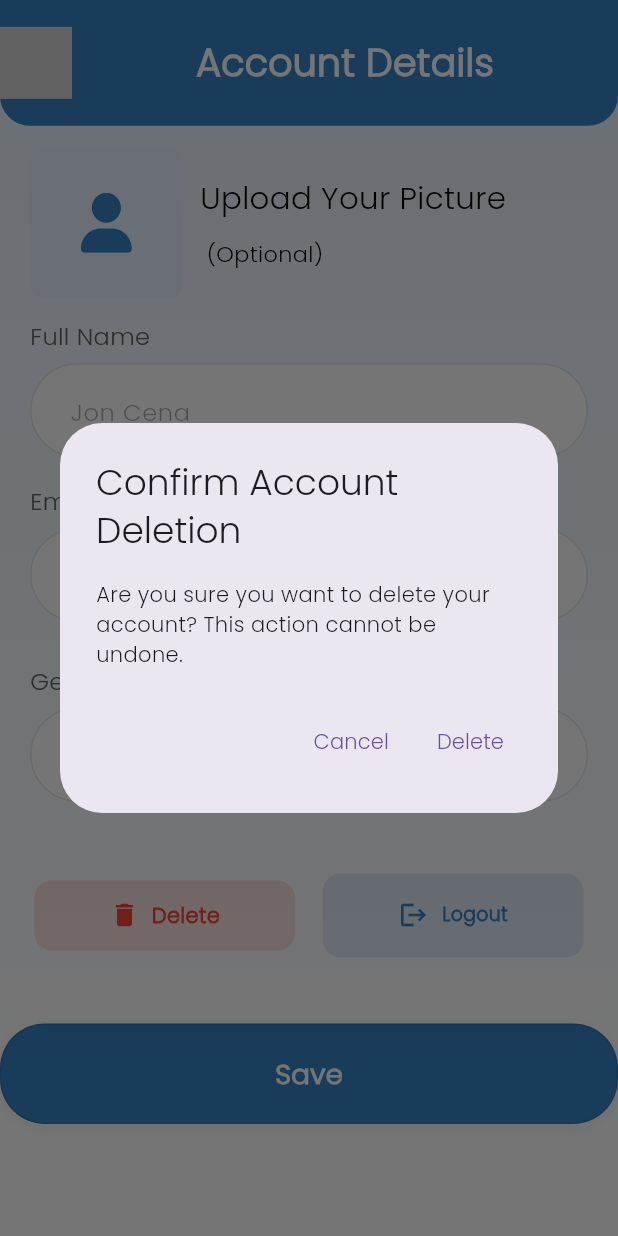
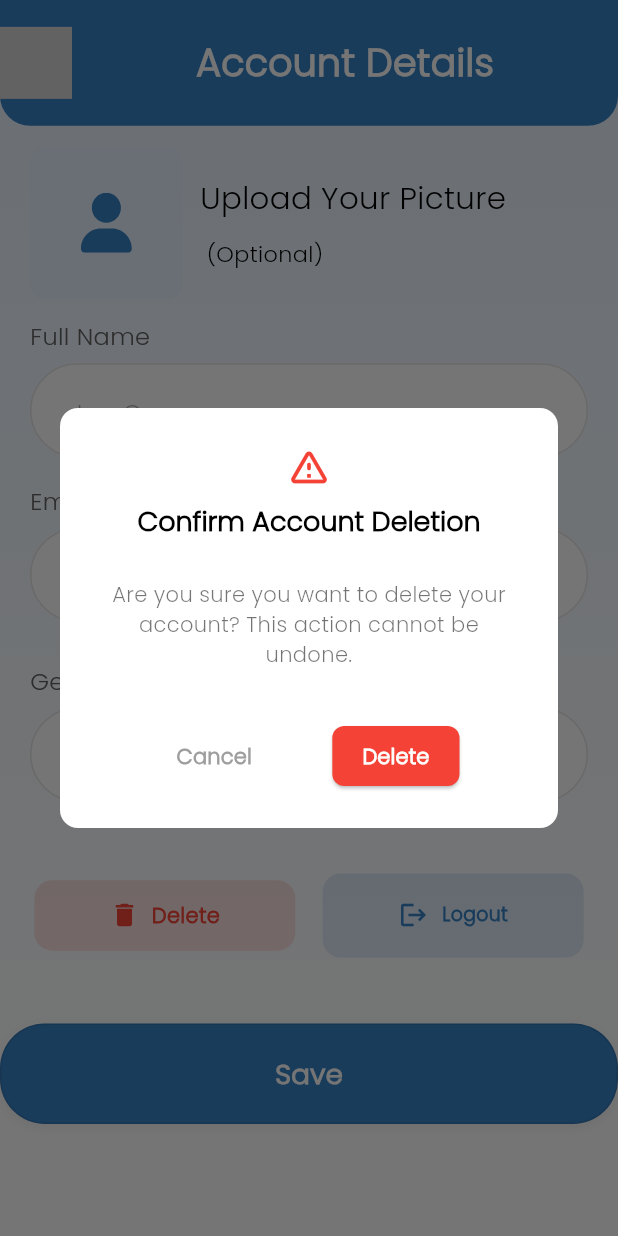
Before and after one commit to Hammasahmed1003/reclaim, a Flutter app: the EditProfile screen opened by its route, after a tap on "Delete", on a phone screen of 412 x 824 dp. Run offline on Flutter 3.47's test engine with Material 3 defaults, Android fonts, the phone set to English and light mode, and no system bars; our stand-ins replace device_info_plus, dio, flutter_otp_text_field, flutter_screenutil, flutter_spinkit, flutter_staggered_animations and 7 more; missing offline and left inert: animated, tutorial_coach_mark; accounts and stored records are empty; project files that could hold a hidden picture were left out.

Commit message:
all good

```diff
--- a/lib/MVC/Controllers/AuthControllers/ProfileSetupController/SurveryController.dart
+++ b/lib/MVC/Controllers/AuthControllers/ProfileSetupController/SurveryController.dart
@@ -368,7 +368,8 @@ class SurveyController extends GetxController {
 
       if (data["error"] == false && data["data"]?["welcome_message"] != null) {
         welcomeMessage.value = data["data"]["welcome_message"];
-        Get.toNamed(GetRouteNames.InAppPurchasesScreen);
+        // Get.toNamed(GetRouteNames.InAppPurchasesScreen);
+        Get.toNamed(GetRouteNames.LoginRoute);
       } else {
         Get.snackbar("Error", data["message"] ?? "Profile creation failed",
             backgroundColor: Reclaimcolors.Red,
--- a/lib/MVC/Controllers/ComunityControllers/AddCommunityController.dart
+++ b/lib/MVC/Controllers/ComunityControllers/AddCommunityController.dart
@@ -31,12 +31,10 @@
 
 import 'dart:io';
 import 'package:flutter/material.dart';
-import 'package:flutter_svg/flutter_svg.dart';
 import 'package:get/get.dart';
 import 'package:image_picker/image_picker.dart';
 import 'package:permission_handler/permission_handler.dart';
 import 'package:reclaim/appConstants/ReclaimColors.dart';
-import 'package:reclaim/appServices/ApiServices.dart';
 import 'package:dio/dio.dart' as _dio;
 import 'package:reclaim/appServices/SharedPrefService.dart';
 
@@ -106,8 +104,6 @@ class AddCommunityController extends GetxController {
         return;
       }
 
-      final dio = _dio.Dio();
-
       final headers = {
         'Accept': 'application/json',
         'Authorization': 'Bearer $token',
@@ -121,6 +117,8 @@ class AddCommunityController extends GetxController {
             filename: imageFile.path.split('/').last,
           ),
       });
+
+      final dio = _dio.Dio();
 
       final response = await dio.request(
         'https://reclaim.hboxdigital.website/api/create',
--- a/lib/MVC/Controllers/EditProfileController/EditProfileController.dart
+++ b/lib/MVC/Controllers/EditProfileController/EditProfileController.dart
@@ -222,7 +222,8 @@ class Editprofilecontroller extends GetxController {
         await SharedPrefService.clearAll(); // Clear shared preferences
 
         Get.snackbar("Success", "Your account has been deleted.");
-        Get.offAllNamed('/login'); // Redirect to login screen
+        Get.toNamed(GetRouteNames.LoginRoute);
+        // Get.offAllNamed('/login'); // Redirect to login screen
       } else {
         Get.snackbar(
             "Error", response?.data['message'] ?? "Failed to delete account.");
--- a/lib/MVC/Models/postDetailModel.dart
+++ b/lib/MVC/Models/postDetailModel.dart
@@ -41,15 +41,18 @@ class PostDetailModel {
 class UserModel {
   final int id;
   final String avatar;
+  final String name;
 
   UserModel({
     required this.id,
     required this.avatar,
+    required this.name
   });
 
   factory UserModel.fromJson(Map<String, dynamic> json) {
     return UserModel(
       id: json['id'],
+      name: json["name"],
       avatar: json['avatar'],
     );
   }
--- a/lib/MVC/Views/AuthScreen/ProfileSetup.dart
+++ b/lib/MVC/Views/AuthScreen/ProfileSetup.dart
@@ -82,7 +82,8 @@ class Profilesetup extends StatelessWidget {
                           ),
                           child:
                               profilesetupcontroller.selectedImage.value == null
-                                  ? Center(
+                                  ?
+                                  Center(
                                       child: SvgPicture.asset(
                                         ReclaimIcon.userIcon,
                                         color: Reclaimcolors.BasicBlue,
--- a/lib/MVC/Views/AuthScreen/SignUpScreen.dart
+++ b/lib/MVC/Views/AuthScreen/SignUpScreen.dart
@@ -130,7 +130,7 @@ class Signupscreen extends StatelessWidget {
                   hintText: "*******",
                   isPassword: true,
                   hintColor: Reclaimcolors.BasicBlack.withOpacity(0.35),
-                  controller: signupcontroller.passwordController,
+                  controller: signupcontroller.ConfirmPasswordController,
                 ),
                 SizedBox(
                   height: 30.sp,
--- a/lib/MVC/Views/EditProfile/EditProfile.dart
+++ b/lib/MVC/Views/EditProfile/EditProfile.dart
@@ -72,7 +72,7 @@ class EditProfile extends StatelessWidget {
                           // Delete Account Button
                           Expanded(
                             child: Obx(() {
-                              if (controller.isLoading.value) {
+                              if (controller.isDeleteLoading.value) {
                                 return const Center(
                                   child:
                                       CircularProgressIndicator(), // Show loader when deleting
@@ -466,29 +466,114 @@ class EditProfile extends StatelessWidget {
   }
 }
 
+// Future<bool?> _showDeleteConfirmationDialog(BuildContext context) {
+//   return showDialog<bool>(
+//     context: context,
+//     barrierDismissible: false, // User has to confirm
+//     builder: (context) {
+//       return AlertDialog(
+//         title: const Text('Confirm Account Deletion'),
+//         content: const Text(
+//           'Are you sure you want to delete your account? This action cannot be undone.',
+//           style: TextStyle(fontSize: 14),
+//         ),
+//         actions: <Widget>[
+//           TextButton(
+//             child: const Text('Cancel'),
+//             onPressed: () {
+//               Navigator.of(context).pop(false); // Do nothing
+//             },
+//           ),
+//           TextButton(
+//             child: const Text('Delete'),
+//             onPressed: () {
+//               Navigator.of(context).pop(true); // Proceed to delete
+//             },
+//           ),
+//         ],
+//       );
+//     },
+//   );
+// }
+
+
+
 Future<bool?> _showDeleteConfirmationDialog(BuildContext context) {
   return showDialog<bool>(
     context: context,
     barrierDismissible: false, // User has to confirm
     builder: (context) {
       return AlertDialog(
-        title: const Text('Confirm Account Deletion'),
-        content: const Text(
+        backgroundColor: Colors.white,
+        shape: RoundedRectangleBorder(
+          borderRadius: BorderRadius.circular(12), // Rounded corners
+        ),
+        title: Column(
+          children: [
+            Icon(
+              Icons.warning_amber_rounded,
+              color: Colors.red,
+              size: 30,
+            ),
+            const SizedBox(height: 10),
+            const Text(
+              'Confirm Account Deletion',
+              textAlign: TextAlign.center,
+              style: TextStyle(
+                fontSize: 18,
+                fontWeight: FontWeight.bold,
+                color: Colors.black,
+              ),
+            ),
+          ],
+        ),
+        content: const Padding(
+          padding: EdgeInsets.symmetric(vertical: 10),
+          child: Text(
             'Are you sure you want to delete your account? This action cannot be undone.',
-          style: TextStyle(fontSize: 14),
+            textAlign: TextAlign.center,
+            style: TextStyle(
+              fontSize: 14,
+              color: Colors.black54,
+            ),
+          ),
         ),
         actions: <Widget>[
+          Row(
+            mainAxisAlignment: MainAxisAlignment.spaceEvenly,
+            children: [
               TextButton(
-            child: const Text('Cancel'),
                 onPressed: () {
                   Navigator.of(context).pop(false); // Do nothing
                 },
+                child: const Text(
+                  'Cancel',
+                  style: TextStyle(
+                    color: Colors.grey,
+                    fontWeight: FontWeight.w600,
                   ),
-          TextButton(
-            child: const Text('Delete'),
+                ),
+              ),
+              ElevatedButton(
                 onPressed: () {
                   Navigator.of(context).pop(true); // Proceed to delete
                 },
+                style: ElevatedButton.styleFrom(
+                  backgroundColor: Colors.red, // Red color for the delete button
+                  shape: RoundedRectangleBorder(
+                    borderRadius: BorderRadius.circular(8),
+                  ),
+                  padding: const EdgeInsets.symmetric(horizontal: 20, vertical: 10),
+                ),
+                child: const Text(
+                  'Delete',
+                  style: TextStyle(
+                    color: Colors.white,
+                    fontWeight: FontWeight.bold,
+                  ),
+                ),
+              ),
+            ],
           ),
         ],
       );
--- a/lib/appConstants/ReclaimImages.dart
+++ b/lib/appConstants/ReclaimImages.dart
@@ -12,6 +12,8 @@ class Reclaimimages {
   static const String recollect = "assets/images/recollect.png";
   static const String fire = "assets/images/fire.png";
   static const String iconwithtm = "assets/images/iconwithtm.png";
+  static const String iconTm = "assets/images/iconTm.png";
+
 
 
 
```
Also changed, not shown: lib/Components/CommonComponents/ReclaimSocialBtn.dart (+13 -17 lines), lib/Components/CommunityComponents/comunityInprof.dart (+4 -4 lines), lib/MVC/Controllers/AuthControllers/LoginController/loginController.dart (+5 -2 lines), lib/MVC/Controllers/AuthControllers/SignUpController/SignUpController.dart (+13 -3 lines), lib/MVC/Controllers/ComunityControllers/postdetailController.dart (+10 -8 lines), lib/MVC/Views/AuthScreen/LoginScreen.dart (+12 -6 lines), lib/MVC/Views/AuthScreen/SurveyQuestions.dart (+14 -6 lines), lib/MVC/Views/CommitmentScreen/PostDetailScreen.dart (+60 -14 lines), lib/MVC/Views/SplashScreen/SplashScreen.dart (+9 -10 lines), assets/images/iconTm.png (added), 129 other files. Lines whose indentation alone changed are shown as unchanged.
